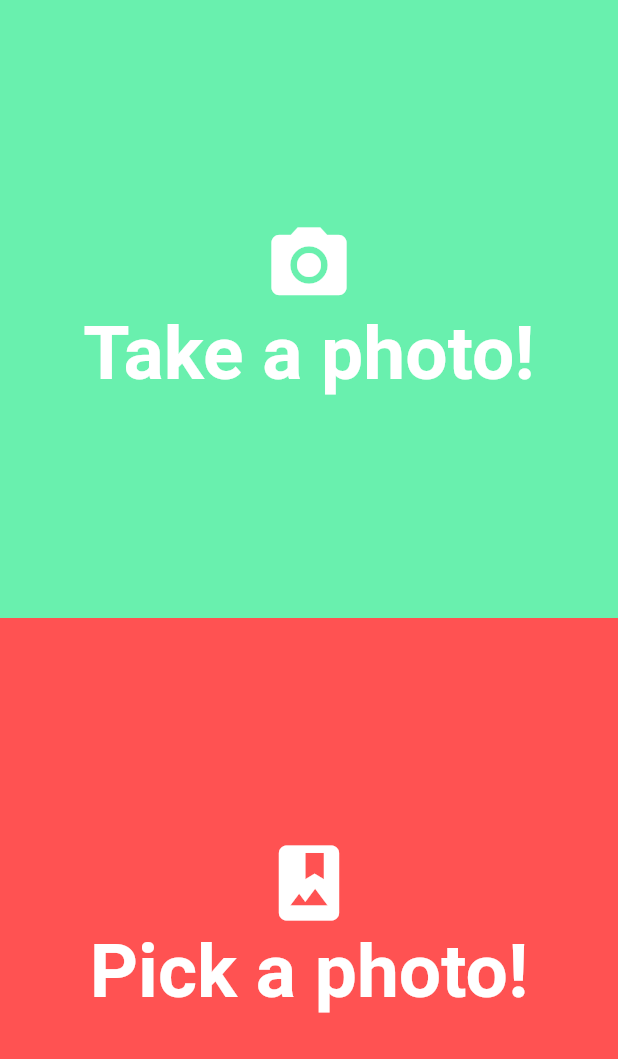
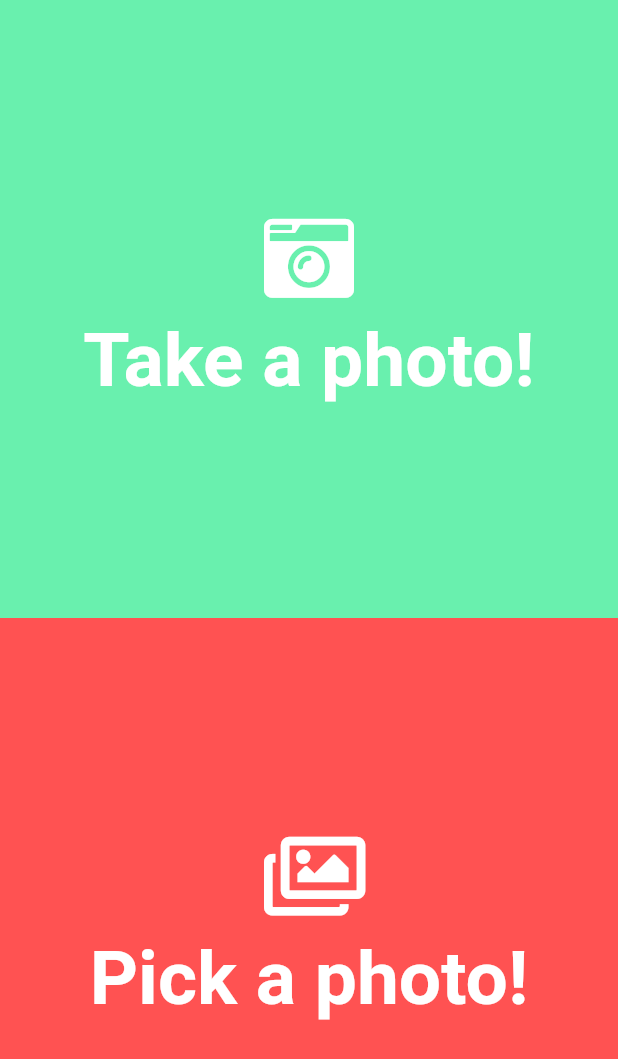
Before and after one commit to Guillem96/tensorflow-challenge, a Flutter app: the screen it shows after launch, after a tap on "Take a photo!", on a phone screen of 412 x 824 dp. Shown: the top 1059 px of the screen. Run offline on Flutter 3.47's test engine with Material 2 defaults, Android fonts, the phone set to English and light mode, and no system bars; our stand-ins replace font_awesome_flutter.

Commit message:
Added splash screen

```diff
--- a/amethyst/lib/main.dart
+++ b/amethyst/lib/main.dart
@@ -1,8 +1,9 @@
 import 'package:amethyst/router.dart';
 import 'package:amethyst/screens/home_screen/home_screen.dart';
+import 'package:amethyst/screens/splash_screen/splash_screen.dart';
 import 'package:flutter/material.dart';
 
 main() => runApp(new MaterialApp(
-  home: new HomePage(),
+  home: new SplashScreen(),
   routes: Router.routes,
 ));
--- a/amethyst/lib/router.dart
+++ b/amethyst/lib/router.dart
@@ -1,4 +1,5 @@
 import 'package:amethyst/screens/home_screen/home_screen.dart';
+import 'package:amethyst/screens/splash_screen/splash_screen.dart';
 import 'package:flutter/material.dart';
 
 
@@ -8,6 +9,7 @@ class Router {
   static var routes = <String, WidgetBuilder> {
     // '/quiz_page': (_) => new QuizPage(),
     '/home_screen': (_) => new HomePage(),
+    '/splash_screen': (_) => new SplashScreen(),
     // '/score_page': (_) => new ScorePage(total: int.parse(params['total']), correct: int.parse(params['correct']))
   };
 }
--- a/amethyst/lib/screens/home_screen/home_screen.dart
+++ b/amethyst/lib/screens/home_screen/home_screen.dart
@@ -1,4 +1,5 @@
 import 'package:flutter/material.dart';
+import 'package:font_awesome_flutter/font_awesome_flutter.dart';
 
 class HomePage extends StatelessWidget {
   @override
@@ -14,7 +15,8 @@ class HomePage extends StatelessWidget {
               child: Column(
                 mainAxisAlignment: MainAxisAlignment.center,
                 children: <Widget>[
-                  Icon(Icons.photo_camera, color: Colors.white, size: 60.0,),
+                  Icon(FontAwesomeIcons.cameraRetro, color: Colors.white, size: 60.0,),
+                  Padding(padding: EdgeInsets.only(bottom: 10),),
                   Text("Take a photo!", style: TextStyle(color: Colors.white, fontSize: 50.0, fontWeight: FontWeight.bold)),
                 ],
               )
@@ -29,7 +31,8 @@ class HomePage extends StatelessWidget {
               child: new Column(
                 mainAxisAlignment: MainAxisAlignment.center,
                 children: <Widget>[
-                  Icon(Icons.photo_album, color: Colors.white, size: 60.0,),
+                  Icon(FontAwesomeIcons.images, color: Colors.white, size: 60.0,),
+                  Padding(padding: EdgeInsets.only(bottom: 10),),
                   Text("Pick a photo!", style: TextStyle(color: Colors.white, fontSize: 50.0, fontWeight: FontWeight.bold)),
                 ],
               )
--- /dev/null
+++ b/amethyst/lib/screens/splash_screen/splash_screen.dart
@@ -0,0 +1,39 @@
+import 'dart:async';
+
+import 'package:flutter/material.dart';
+import 'package:font_awesome_flutter/font_awesome_flutter.dart';
+
+class SplashScreen extends StatefulWidget {
+  @override
+  State<StatefulWidget> createState() {
+    return _SplashScreenState();
+  }
+}
+
+class _SplashScreenState extends State<SplashScreen> {
+  @override
+  void initState() {
+    super.initState();
+    Timer(Duration(seconds: 2), () => {
+      Navigator.of(context).popAndPushNamed("/home_screen")
+    });
+  }
+
+  @override
+  Widget build(BuildContext context) {
+    return Material(
+      color: Colors.deepPurpleAccent,
+      child: Column(
+        mainAxisAlignment: MainAxisAlignment.center,
+        children: <Widget>[
+          Padding(
+            padding: EdgeInsets.fromLTRB(0, 0, 0, 100.0),
+            child: Icon(FontAwesomeIcons.brain, size: 120.0, color: Colors.white),
+          ),
+          Text("Amethyst", style: TextStyle(color: Colors.white, fontSize: 50.0)),
+          Text("The intelligent photo editor", style: TextStyle(color: Colors.white, fontSize: 20.0)),
+        ],
+      ),
+    );
+  }
+}
--- a/amethyst/pubspec.yaml
+++ b/amethyst/pubspec.yaml
@@ -23,6 +23,7 @@ dependencies:
   # The following adds the Cupertino Icons font to your application.
   # Use with the CupertinoIcons class for iOS style icons.
   cupertino_icons: ^0.1.2
+  font_awesome_flutter: 8.4.0
 
 dev_dependencies:
   flutter_test:
```
Also changed, not shown: amethyst/pubspec.lock.
